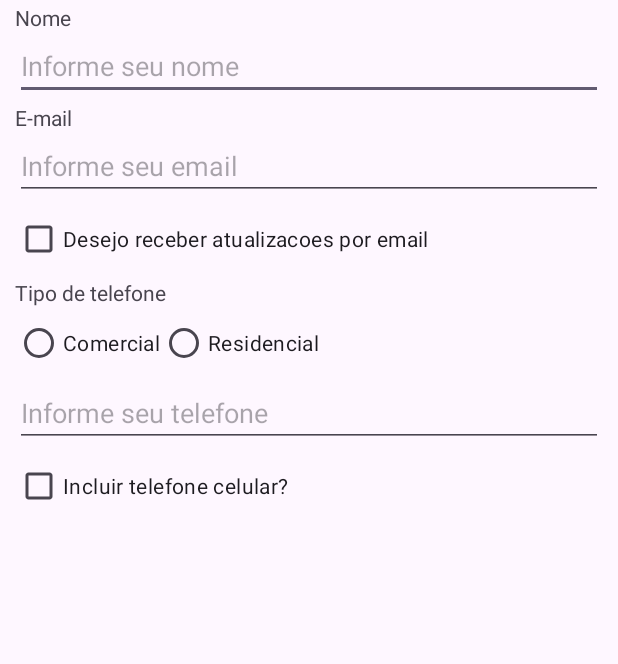
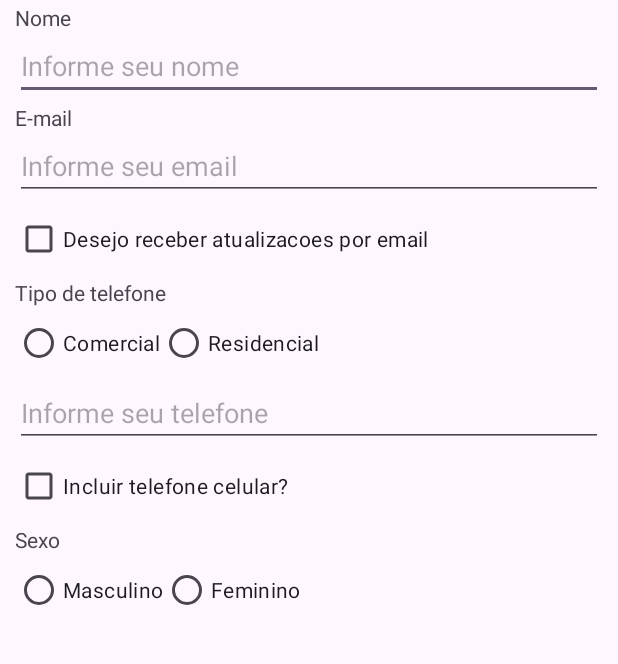
Before and after one commit to m-brito/HaVagas, an Android app: the layout activity_main.xml on its own in the app's theme, with its tools: preview values and no code run, on a phone screen of 412 x 824 dp, the part 90-754 px from its top. Run offline under Robolectric (Android 15) with nearby library versions, the phone set to English and light mode, and no system bars.

Commit message:
feat: add group input gender

```diff
--- a/app/src/main/res/layout/activity_main.xml
+++ b/app/src/main/res/layout/activity_main.xml
@@ -168,6 +168,41 @@
             android:inputType="number" />
     </LinearLayout>
 
+    <TextView
+        android:id="@+id/sexoTv"
+        android:layout_width="0dp"
+        android:layout_height="wrap_content"
+        android:layout_marginStart="10dp"
+        android:layout_marginTop="2dp"
+        android:layout_marginEnd="10dp"
+        android:text="@string/sexo"
+        app:layout_constraintEnd_toEndOf="parent"
+        app:layout_constraintStart_toStartOf="parent"
+        app:layout_constraintTop_toBottomOf="@+id/telefoneCelularLt" />
+
+    <RadioGroup
+        android:id="@+id/sexoRg"
+        android:layout_width="0dp"
+        android:layout_height="wrap_content"
+        android:layout_marginHorizontal="10dp"
+        android:orientation="horizontal"
+        app:layout_constraintEnd_toEndOf="parent"
+        app:layout_constraintStart_toStartOf="parent"
+        app:layout_constraintTop_toBottomOf="@+id/sexoTv">
+
+        <RadioButton
+            android:id="@+id/masculinoRb"
+            android:layout_width="wrap_content"
+            android:layout_height="wrap_content"
+            android:text="@string/masculino" />
+
+        <RadioButton
+            android:id="@+id/femininoRb"
+            android:layout_width="wrap_content"
+            android:layout_height="wrap_content"
+            android:text="@string/feminino" />
+    </RadioGroup>
+
 
 
 </androidx.constraintlayout.widget.ConstraintLayout>
```
